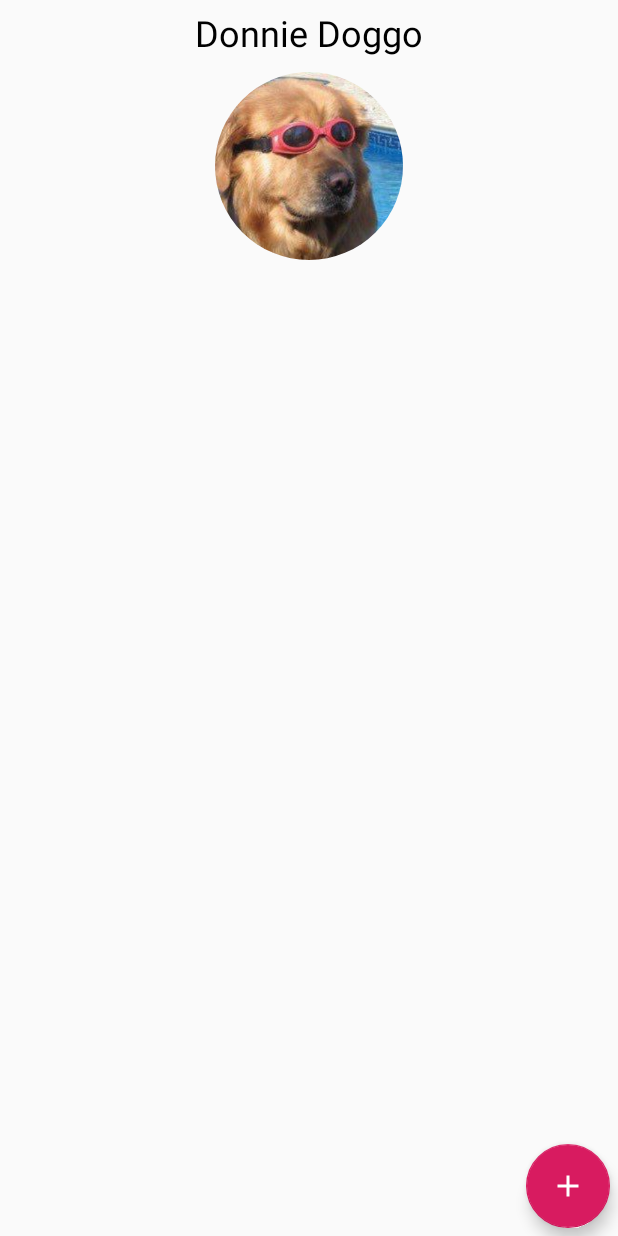
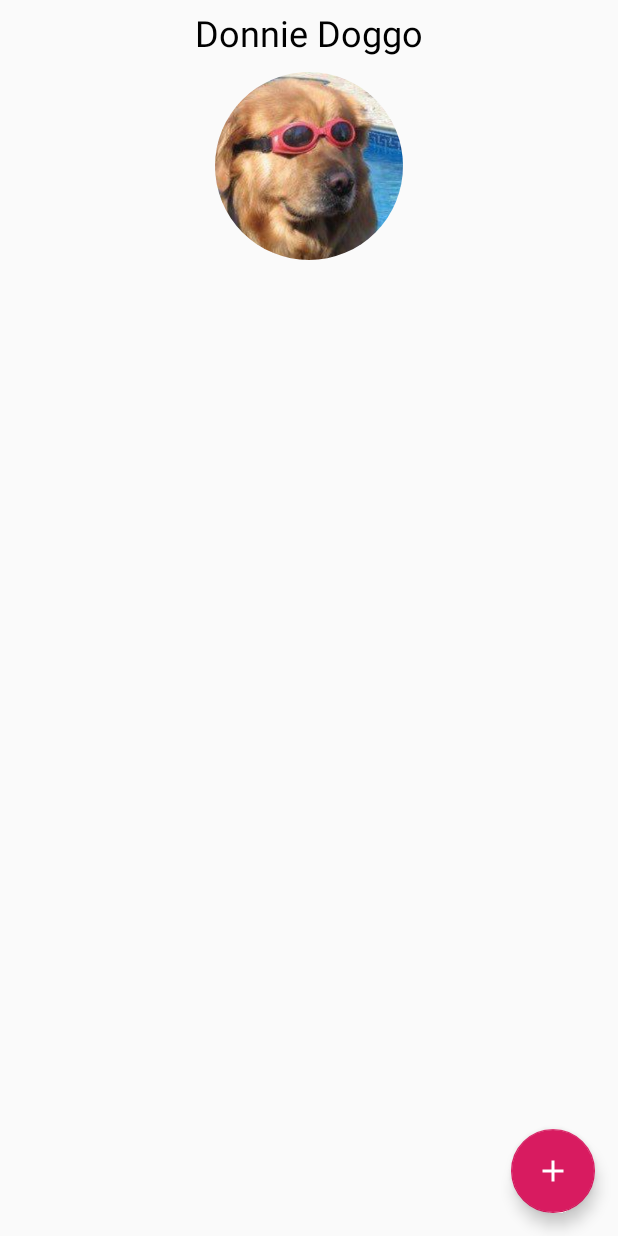
Before and after one commit to divy4/Dog-on-the-Quad, an Android app: the layout activity_dog_owner_profile.xml on its own in the app's theme, with its tools: preview values and no code run, on a phone screen of 412 x 824 dp. Run offline under Robolectric (Android 15) with nearby library versions, the phone set to English and light mode, and no system bars; plain views replace CircularImageView.

Commit message:
add activity for dog owner profile

```diff
--- a/app/src/main/AndroidManifest.xml
+++ b/app/src/main/AndroidManifest.xml
@@ -21,6 +21,7 @@
             android:name=".CreateMeetupReviewActivity"
             android:label="@string/create_meetup_review_title"
             />
+        <activity android:name=".DogOwnerProfileActivity"/>
     </application>
 
 </manifest>
--- a/app/src/main/res/layout/activity_dog_owner_profile.xml
+++ b/app/src/main/res/layout/activity_dog_owner_profile.xml
@@ -36,8 +36,8 @@
     <android.support.design.widget.FloatingActionButton
         android:layout_width="wrap_content"
         android:layout_height="wrap_content"
-        android:layout_marginEnd="5dp"
-        android:layout_marginBottom="5dp"
+        android:layout_marginEnd="15dp"
+        android:layout_marginBottom="15dp"
         android:layout_alignParentEnd="true"
         android:layout_alignParentBottom="true"
         android:src="@drawable/ic_add_white_24dp"
```
Also changed, not shown: app/src/main/java/cs465/illinois/edu/dogonthequad/DogOwnerProfileActivity.java (added, +12 -0 lines).
